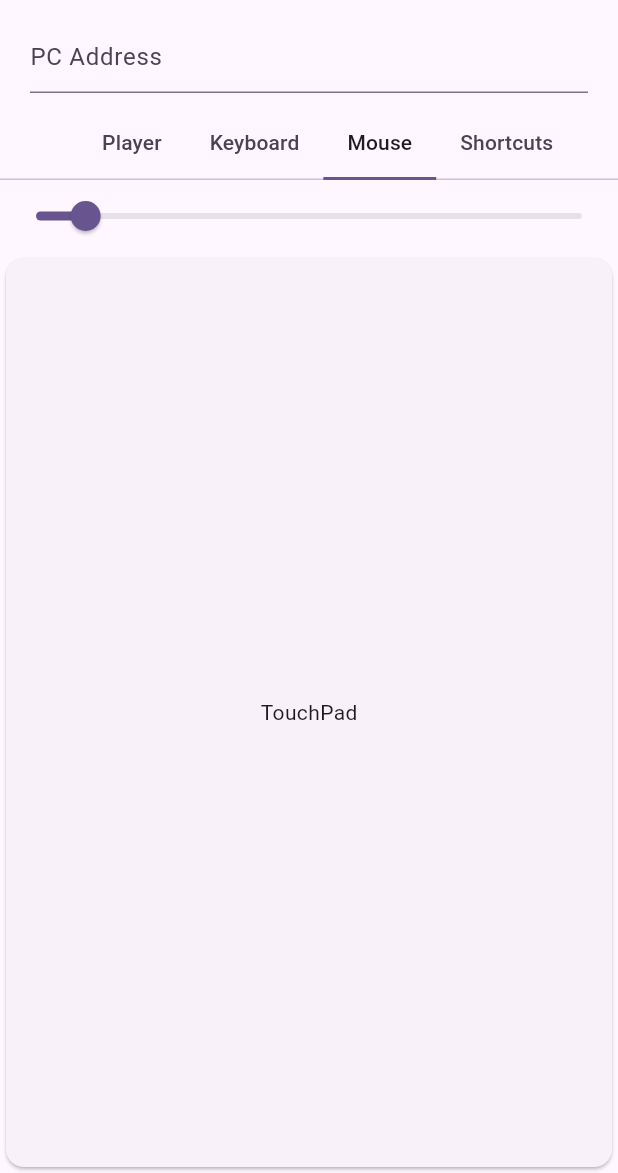
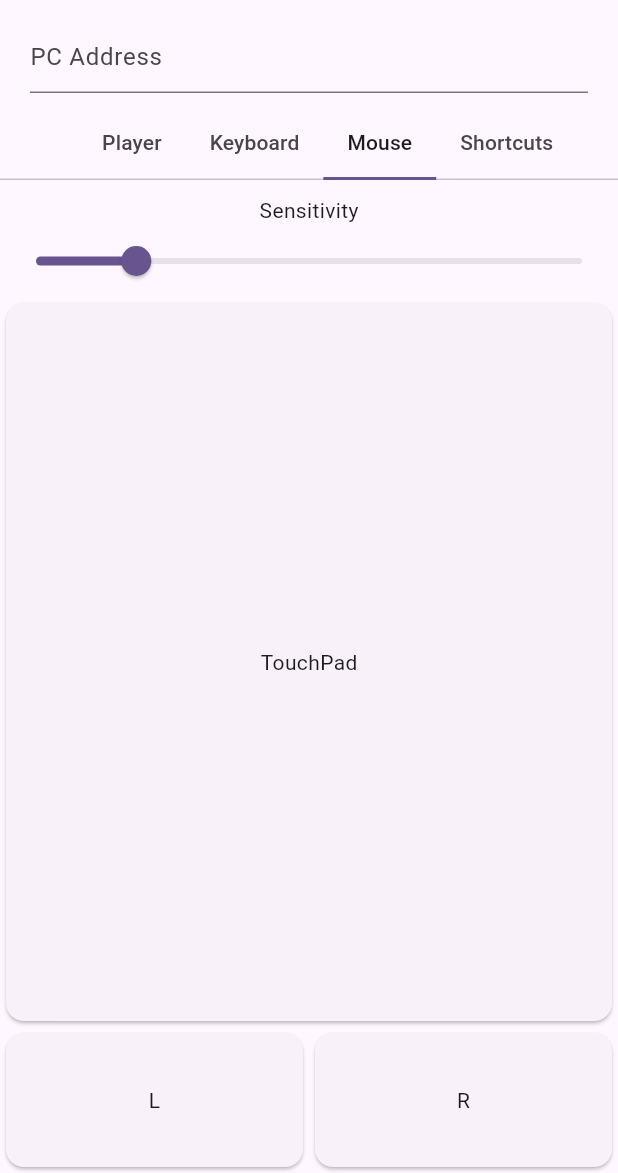
Before and after one commit to bytes7bytes7/remote_control, a Flutter app: the screen it shows after launch, tab 3 chosen, on a phone screen of 412 x 824 dp, the part 63-1236 px from its top. Run offline on Flutter 3.47's test engine with Material 2 defaults, Android fonts, the phone set to English and light mode, and no system bars; our stand-ins replace dio, flutter_bloc, freezed_annotation, rxdart.

Commit message:
add mouse clicks

```diff
--- a/lib/bloc/mouse/mouse_event.dart
+++ b/lib/bloc/mouse/mouse_event.dart
@@ -10,4 +10,8 @@ class MouseEvent with _$MouseEvent {
   const factory MouseEvent.sensitivityUpdated({
     required double value,
   }) = _SensitivityUpdatedEvent;
+
+  const factory MouseEvent.pressed({
+    required String button,
+  }) = _PressedEvent;
 }
--- a/lib/bloc/signal/signal_event.dart
+++ b/lib/bloc/signal/signal_event.dart
@@ -18,4 +18,8 @@ class SignalEvent with _$SignalEvent {
     required double dx,
     required double dy,
   }) = _MouseMovedEvent;
+
+  const factory SignalEvent.mousePressed({
+    required String button,
+  }) = _MousePressedEvent;
 }
--- a/lib/models/keyboard_keys.dart
+++ b/lib/models/keyboard_keys.dart
@@ -1,4 +1,6 @@
 class KeyboardKeys {
+  const KeyboardKeys._();
+
   static const backspace = 'backspace';
   static const enter = 'enter';
   static const alt = 'alt';
--- a/lib/models/media_keys.dart
+++ b/lib/models/media_keys.dart
@@ -1,4 +1,6 @@
 class MediaKeys {
+  const MediaKeys._();
+
   static const volumeUp = 'volumeup';
   static const volumeDown = 'volumedown';
   static const volumeMute = 'volumemute';
--- /dev/null
+++ b/lib/models/mouse_buttons.dart
@@ -0,0 +1,6 @@
+class MouseButtons {
+  const MouseButtons._();
+
+  static const left = 'left';
+  static const right = 'right';
+}
--- a/lib/widgets/mouse_controls.dart
+++ b/lib/widgets/mouse_controls.dart
@@ -3,6 +3,7 @@ import 'package:flutter_bloc/flutter_bloc.dart';
 
 import '../bloc/mouse/mouse_bloc.dart';
 import '../bloc/signal/signal_bloc.dart';
+import '../models/mouse_buttons.dart';
 
 class MouseControls extends StatelessWidget {
   const MouseControls({super.key});
@@ -29,18 +30,31 @@ class _Body extends StatelessWidget {
       builder: (context, state) {
         return Column(
           children: [
+            const SizedBox(
+              height: 10,
+            ),
+            const Text('Sensitivity'),
             Slider(
               value: state.sensitivity,
               min: 1,
-              max: 100,
+              max: 50,
               onChanged: (v) {
                 bloc.add(MouseEvent.sensitivityUpdated(value: v));
               },
             ),
             Expanded(
+              child: Column(
+                children: [
+                  Expanded(
+                    flex: 5,
                     child: GestureDetector(
                       onPanUpdate: (e) {
-                  bloc.add(MouseEvent.moved(dx: e.delta.dx, dy: e.delta.dy));
+                        bloc.add(
+                          MouseEvent.moved(
+                            dx: e.delta.dx,
+                            dy: e.delta.dy,
+                          ),
+                        );
                       },
                       child: const Card(
                         child: Center(
@@ -49,6 +63,48 @@ class _Body extends StatelessWidget {
                       ),
                     ),
                   ),
+                  Flexible(
+                    flex: 1,
+                    child: Row(
+                      children: [
+                        Expanded(
+                          child: GestureDetector(
+                            onTap: () {
+                              bloc.add(
+                                const MouseEvent.pressed(
+                                  button: MouseButtons.left,
+                                ),
+                              );
+                            },
+                            child: Card(
+                              child: Center(
+                                child: Text('L'),
+                              ),
+                            ),
+                          ),
+                        ),
+                        Expanded(
+                          child: GestureDetector(
+                            onTap: () {
+                              bloc.add(
+                                const MouseEvent.pressed(
+                                  button: MouseButtons.right,
+                                ),
+                              );
+                            },
+                            child: Card(
+                              child: Center(
+                                child: Text('R'),
+                              ),
+                            ),
+                          ),
+                        ),
+                      ],
+                    ),
+                  ),
+                ],
+              ),
+            ),
           ],
         );
       },
```
Also changed, not shown: lib/bloc/mouse/mouse_bloc.dart (+8 -0 lines), lib/bloc/signal/signal_bloc.dart (+27 -2 lines), lib/bloc/mouse/mouse_bloc.freezed.dart, lib/bloc/signal/signal_bloc.freezed.dart. Lines whose indentation alone changed are shown as unchanged.
